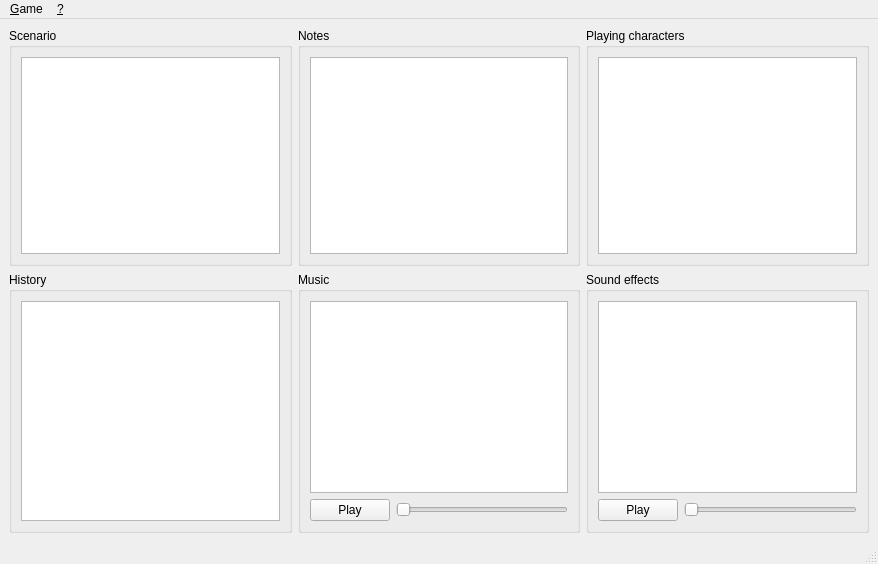
ViviCoder/GM-Assistant, file sources/windows/MainWindow.ui: the form before one commit.
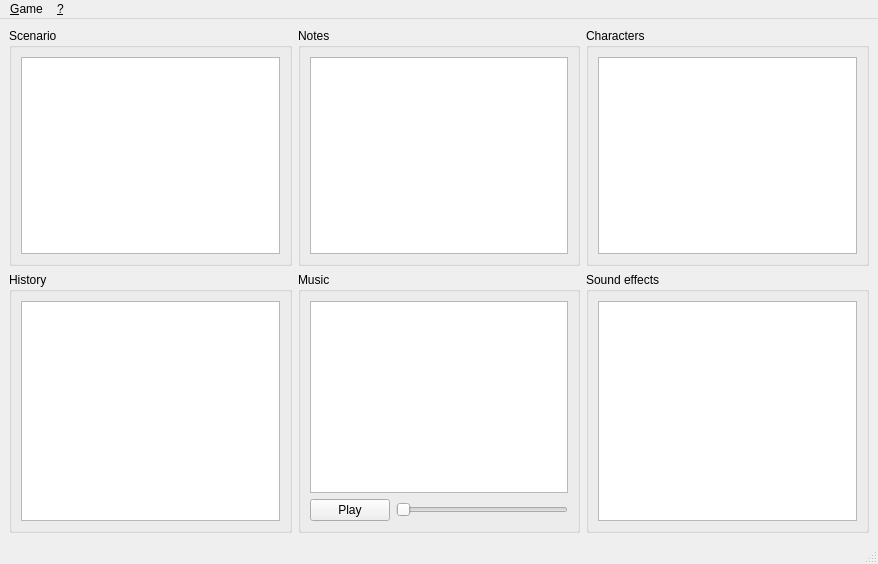
The form after the commit. Custom widgets are drawn as their Qt base class.

Commit message: Some modifications of the main window

Diff of the .ui file:
```diff
--- a/sources/windows/MainWindow.ui
+++ b/sources/windows/MainWindow.ui
@@ -80,7 +80,7 @@
       <item row="4" column="2">
        <widget class="QGroupBox" name="groupBox5">
         <property name="title">
-         <string>Playing characters</string>
+         <string>Characters</string>
         </property>
         <layout class="QVBoxLayout" name="verticalLayout5">
          <item>
@@ -110,24 +110,6 @@
            </column>
           </widget>
          </item>
-         <item>
-          <layout class="QHBoxLayout" name="horizontalLayout2">
-           <item>
-            <widget class="QPushButton" name="buttonFX">
-             <property name="text">
-              <string>Play</string>
-             </property>
-            </widget>
-           </item>
-           <item>
-            <widget class="QSlider" name="sliderFX">
-             <property name="orientation">
-              <enum>Qt::Horizontal</enum>
-             </property>
-            </widget>
-           </item>
-          </layout>
-         </item>
         </layout>
        </widget>
       </item>
```
Left out of the diff: 12 changed lines with no effect on the pictures. The commit also changes 3 other files.
